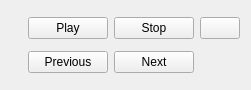
Before: the Qt Designer form core/dplugins/generic/view/presentation/widgets/presentationctrlwidget.ui in RPhay/MyDigikam, drawn with Qt 5.
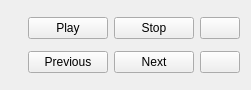
After: the same form once the commit is applied.

Commit message: Apply patch #426859 from Phuoc Khanh Le about to add new option to move items to the trash, as SlideShow tool. CCBUGS: 426859

```diff
--- a/core/dplugins/generic/view/presentation/widgets/presentationctrlwidget.ui
+++ b/core/dplugins/generic/view/presentation/widgets/presentationctrlwidget.ui
@@ -61,6 +61,13 @@
        </property>
       </widget>
      </item>
+     <item row="1" column="2">
+      <widget class="QPushButton" name="m_moveToTrash">
+       <property name="text">
+        <string comment="Move image to trash or delete image"></string>
+       </property>
+      </widget>
+     </item>
     </layout>
    </item>
   </layout>
```
The commit also changes 16 other files.
